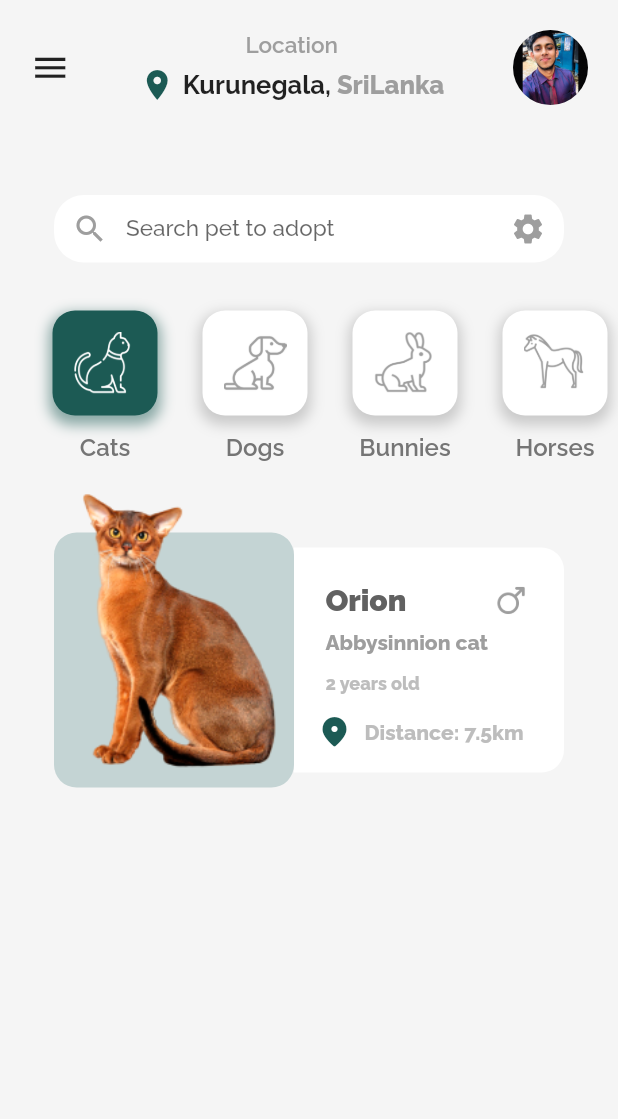
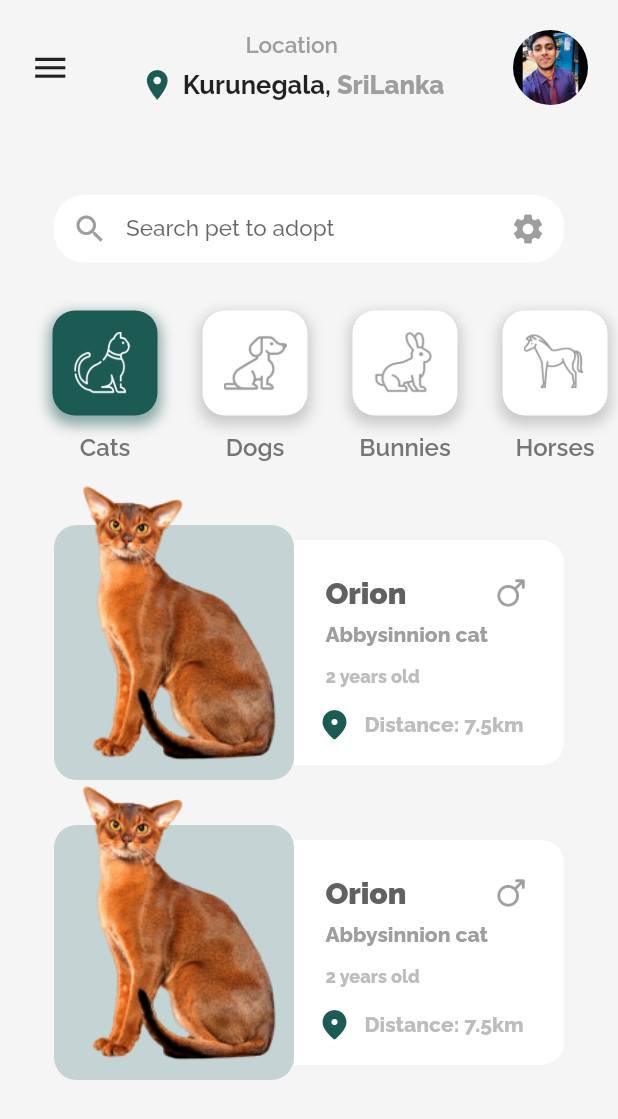
Before and after one commit to Shehan82/flutter-ui-with-drawer, a Flutter app: the screen it shows after launch, on a phone screen of 412 x 824 dp. Shown: the top 1119 px of the screen. Run offline on Flutter 3.47's test engine with Material 2 defaults, Android fonts, the phone set to English and light mode, and no system bars; our stand-ins replace font_awesome_flutter, google_fonts.

Commit message:
pass arguments in to the animalContainer class

```diff
--- a/lib/screens/animal.dart
+++ b/lib/screens/animal.dart
@@ -3,6 +3,14 @@ import 'package:flutter_ui_with_drawer/configuration.dart';
 import 'package:google_fonts/google_fonts.dart';
 
 class AnimalContainer extends StatelessWidget {
+  String name;
+  String type;
+  String age;
+  String distance;
+  String imagePath;
+
+  AnimalContainer(
+      {this.name, this.type, this.age, this.distance, this.imagePath});
   @override
   Widget build(BuildContext context) {
     return Container(
--- a/lib/screens/home.dart
+++ b/lib/screens/home.dart
@@ -233,9 +233,10 @@ class _HomeScreenState extends State<HomeScreen> {
                         }),
                   ),
                   SizedBox(
-                    height: 10,
+                    height: 5,
                   ),
-                  AnimalContainer()
+                  AnimalContainer(name: "helllo"),
+                  AnimalContainer(),
                 ],
               ),
             )
```
